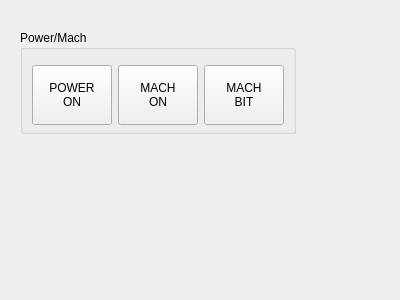
Before: the Qt Designer form App/PowerPanel/PowerPanel.ui in windsgo/edm_project, drawn with Qt 5.
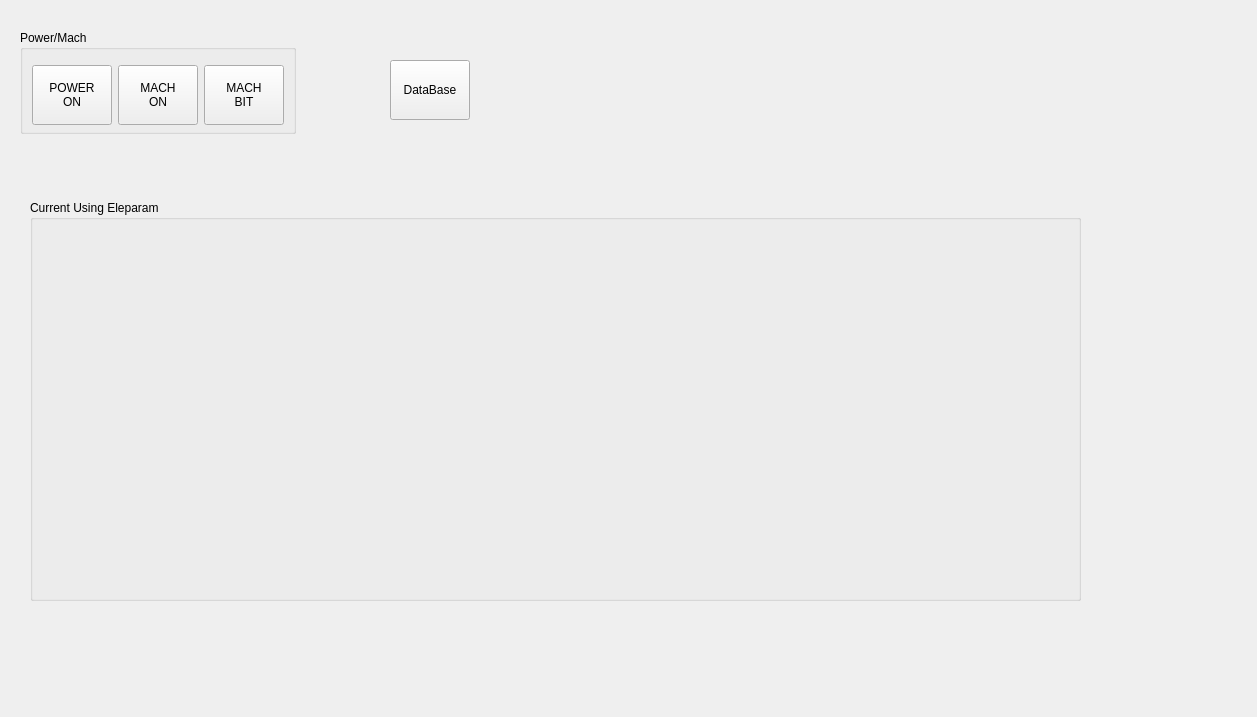
After: the same form once the commit is applied.

What changed in the file:
```diff
--- a/App/PowerPanel/PowerPanel.ui
+++ b/App/PowerPanel/PowerPanel.ui
@@ -6,8 +6,8 @@
    <rect>
     <x>0</x>
     <y>0</y>
-    <width>400</width>
-    <height>300</height>
+    <width>1257</width>
+    <height>717</height>
    </rect>
   </property>
   <property name="windowTitle">
@@ -103,6 +103,38 @@
     </item>
    </layout>
   </widget>
+  <widget class="QPushButton" name="pb_database">
+   <property name="geometry">
+    <rect>
+     <x>390</x>
+     <y>60</y>
+     <width>80</width>
+     <height>60</height>
+    </rect>
+   </property>
+   <property name="minimumSize">
+    <size>
+     <width>80</width>
+     <height>60</height>
+    </size>
+   </property>
+   <property name="text">
+    <string>DataBase</string>
+   </property>
+  </widget>
+  <widget class="QGroupBox" name="groupBox_2">
+   <property name="geometry">
+    <rect>
+     <x>30</x>
+     <y>200</y>
+     <width>1051</width>
+     <height>401</height>
+    </rect>
+   </property>
+   <property name="title">
+    <string>Current Using Eleparam</string>
+   </property>
+  </widget>
  </widget>
  <resources/>
  <connections/>
```
